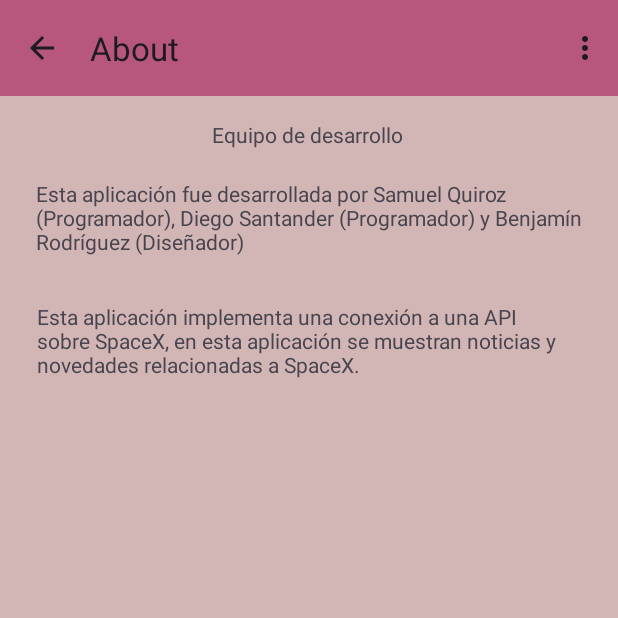
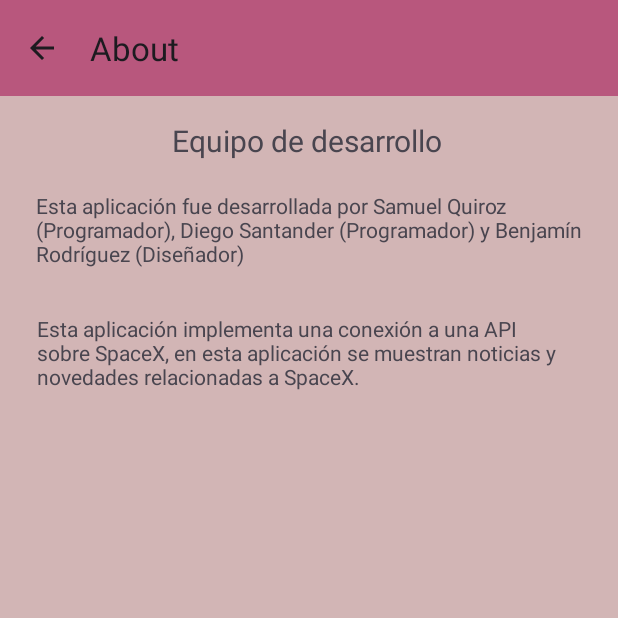
Before and after one commit to Samu385/SpaceXMobile, an Android app: the screen it shows after launch (AboutActivity), in the options menu, after a tap on "About", on a phone screen of 412 x 824 dp, the top half of it. Run offline under Robolectric (Android 15) with nearby library versions, the phone set to English and light mode, and no system bars; network calls fail; 2 statements that could not run were skipped.

Commit message:
Sonido inicial y pulido de pantallas
Se añadió un sonido al desplegar la aplicación, se añadieron más toolbars y se corrigieron las anteriores, se hicieron ajustes en las pantallas finales (Colores, tamaños y bordes)

```diff
--- a/app/src/main/java/com/example/spacexmobile/AboutActivity.kt
+++ b/app/src/main/java/com/example/spacexmobile/AboutActivity.kt
@@ -31,7 +31,7 @@ class AboutActivity : AppCompatActivity() {
     }
 
     override fun onCreateOptionsMenu(menu: Menu): Boolean {
-        menuInflater.inflate(R.menu.home_toolbar, menu)
+        menuInflater.inflate(R.menu.basic_toolbar, menu)
         return true
     }
 
--- a/app/src/main/java/com/example/spacexmobile/MainActivity.kt
+++ b/app/src/main/java/com/example/spacexmobile/MainActivity.kt
@@ -2,9 +2,14 @@ package com.example.spacexmobile
 
 import android.content.Intent
 import android.net.ConnectivityManager
+import android.os.Build
 import android.os.Bundle
 import android.util.Log
+import android.view.Menu
+import android.view.MenuItem
 import androidx.appcompat.app.AppCompatActivity
+import androidx.appcompat.widget.Toolbar
+import androidx.core.content.ContextCompat
 import androidx.recyclerview.widget.LinearLayoutManager
 import androidx.recyclerview.widget.RecyclerView
 import com.example.spacexmobile.databinding.ActivityMainBinding
@@ -19,6 +24,20 @@ class MainActivity : AppCompatActivity() {
         super.onCreate(savedInstanceState)
         binding = ActivityMainBinding.inflate(layoutInflater)
         setContentView(binding.root)
+
+        //Colores de arriba y abajo
+        if (Build.VERSION.SDK_INT >= Build.VERSION_CODES.LOLLIPOP) {
+            window.statusBarColor = ContextCompat.getColor(this, R.color.Spektra_RojoRosado)
+        }
+        if (Build.VERSION.SDK_INT >= Build.VERSION_CODES.LOLLIPOP) {
+            window.navigationBarColor = ContextCompat.getColor(this, R.color.Spektra_RojoRosado)
+        }
+
+        //Toolbar
+        val toolbar: Toolbar = findViewById(R.id.toolbar)
+        setSupportActionBar(toolbar)
+        supportActionBar?.setDisplayHomeAsUpEnabled(true)
+        supportActionBar?.title = getString(R.string.toolbar_noticias)
 
         //Toast.makeText(this, "online: " + isOnline().toString(), Toast.LENGTH_LONG ).show()
 
@@ -83,4 +102,21 @@ class MainActivity : AppCompatActivity() {
         val netInfo = cm.activeNetworkInfo
         return netInfo != null && netInfo.isConnectedOrConnecting
     }
+
+    override fun onCreateOptionsMenu(menu: Menu): Boolean {
+        menuInflater.inflate(R.menu.basic_toolbar, menu)
+        return true
+    }
+
+    override fun onOptionsItemSelected(item: MenuItem): Boolean {
+        return when (item.itemId) {
+            android.R.id.home -> {
+                onBackPressed() // Acción al presionar la flecha hacia atrás
+                true
+            }
+
+            else -> super.onOptionsItemSelected(item)
+        }
+    }
+
 }
--- a/app/src/main/java/com/example/spacexmobile/SplashScreenActivity.kt
+++ b/app/src/main/java/com/example/spacexmobile/SplashScreenActivity.kt
@@ -1,6 +1,7 @@
 package com.example.spacexmobile
 
 import android.content.Intent
+import android.media.MediaPlayer
 import android.os.Build
 import androidx.appcompat.app.AppCompatActivity
 import android.os.Bundle
@@ -11,6 +12,8 @@ import androidx.core.content.ContextCompat
 class SplashScreenActivity : AppCompatActivity() {
 
     private val SPLASH_TIMEOUT: Long = 3000
+
+    private lateinit var mediaPlayer: MediaPlayer
 
     override fun onCreate(savedInstanceState: Bundle?) {
         super.onCreate(savedInstanceState)
@@ -24,12 +27,16 @@ class SplashScreenActivity : AppCompatActivity() {
             window.navigationBarColor = ContextCompat.getColor(this, R.color.Spektra_RojoRosado)
         }
 
+        mediaPlayer = MediaPlayer.create(this, R.raw.inicio)
+        mediaPlayer.start()
+
         Handler(Looper.getMainLooper()).postDelayed({
             val intent = Intent(this, HomeActivity::class.java)
+            mediaPlayer.stop()
             startActivity(intent)
             finish()
 
-        }, 2000)
+        }, 2500)
 
     }
 }
--- a/app/src/main/res/layout/activity_about.xml
+++ b/app/src/main/res/layout/activity_about.xml
@@ -18,12 +18,14 @@
         app:layout_constraintStart_toStartOf="parent"
         app:layout_constraintTop_toTopOf="parent" />
 
+
     <TextView
         android:id="@+id/textView3"
         android:layout_width="wrap_content"
         android:layout_height="wrap_content"
         android:layout_marginTop="16dp"
         android:text="@string/equipo_desarrollo"
+        android:textSize="20sp"
         app:layout_constraintEnd_toEndOf="parent"
         app:layout_constraintHorizontal_bias="0.497"
         app:layout_constraintStart_toStartOf="parent"
--- a/app/src/main/res/layout/cv_image_rocket.xml
+++ b/app/src/main/res/layout/cv_image_rocket.xml
@@ -16,7 +16,7 @@
         android:id="@+id/card_view_layout"
         android:layout_width="match_parent"
         android:layout_height="wrap_content"
-        android:background="@color/white"
+        android:background="@color/Spektra_RosadoClaro"
         android:fadingEdgeLength="10dp"
         android:padding="16dp">
 
--- a/app/src/main/res/layout/cv_news.xml
+++ b/app/src/main/res/layout/cv_news.xml
@@ -11,13 +11,15 @@
     card_view:cardCornerRadius="20dp"
     card_view:elevation="6dp"
     card_view:contentPadding="4dp">
+
     <RelativeLayout
         android:id="@+id/card_view_layout"
         android:layout_width="match_parent"
         android:layout_height="wrap_content"
-        android:background="@color/white"
+        android:background="@color/Spektra_RosadoClaro"
         android:fadingEdgeLength="10dp"
         android:padding="16dp">
+
         <ImageView
             android:id="@+id/cv_imageNews"
             android:layout_width="120dp"
--- a/app/src/main/res/layout/cv_rocket_info.xml
+++ b/app/src/main/res/layout/cv_rocket_info.xml
@@ -11,11 +11,12 @@
     card_view:cardCornerRadius="20dp"
     card_view:elevation="6dp"
     card_view:contentPadding="4dp">
+
     <RelativeLayout
         android:id="@+id/card_view_layoutRocketInfo"
         android:layout_width="match_parent"
         android:layout_height="wrap_content"
-        android:background="@color/white"
+        android:background="@color/Spektra_RosadoClaro"
         android:fadingEdgeLength="10dp"
         android:padding="16dp">
 
@@ -35,6 +36,7 @@
             android:layout_marginStart="12dp"
             android:layout_marginTop="12dp"
             android:text="@string/type_cvRocketInfo" />
+
         <TextView
             android:id="@+id/cv_countryRocketInfo"
             android:layout_width="154dp"
--- a/app/src/main/res/values/strings.xml
+++ b/app/src/main/res/values/strings.xml
@@ -8,10 +8,14 @@
 
     //Pantalla Acerca de
     <string name="equipo_desarrollo">Equipo de desarrollo</string>
-    <string name="informacion_equipo">Esta aplicación fue desarrollada por Samuel Quiroz (Programador), Diego Santander (Programador)
-                                      y Benjamín Rodríguez (Diseñador)</string>
-    <string name="informacion_aplicacion">Esta aplicación implementa una conexión a una API sobre SpaceX, en esta aplicación se muestran
-                                          noticias y novedades relacionadas a SpaceX.</string>
+    <string name="informacion_equipo">Esta aplicación fue desarrollada por Samuel Quiroz (Programador), Diego Santander (Programador) y Benjamín Rodríguez (Diseñador)</string>
+    <string name="informacion_aplicacion">Esta aplicación implementa una conexión a una API sobre SpaceX, en esta aplicación se muestran noticias y novedades relacionadas a SpaceX.</string>
+
+    //Pantalla de noticias
+    <string name="toolbar_noticias">Noticias</string>
+
+    //Pantalla de cohetes
+    <string name="toolbar_detalle_noticia">Detalle noticia</string>
 
     //Defaults values CardView news
     <string name="header_cv">Header of the new</string>
```
Also changed, not shown: app/src/main/java/com/example/spacexmobile/DetailsRocket.kt (+36 -0 lines), app/src/main/res/layout/activity_details_rocket.xml (+22 -7 lines), app/src/main/res/layout/activity_main.xml (+12 -0 lines), app/src/main/res/menu/basic_toolbar.xml (renamed from app/src/main/res/menu/about_toolbar.xml), 3 other files. Lines whose indentation alone changed are shown as unchanged.
